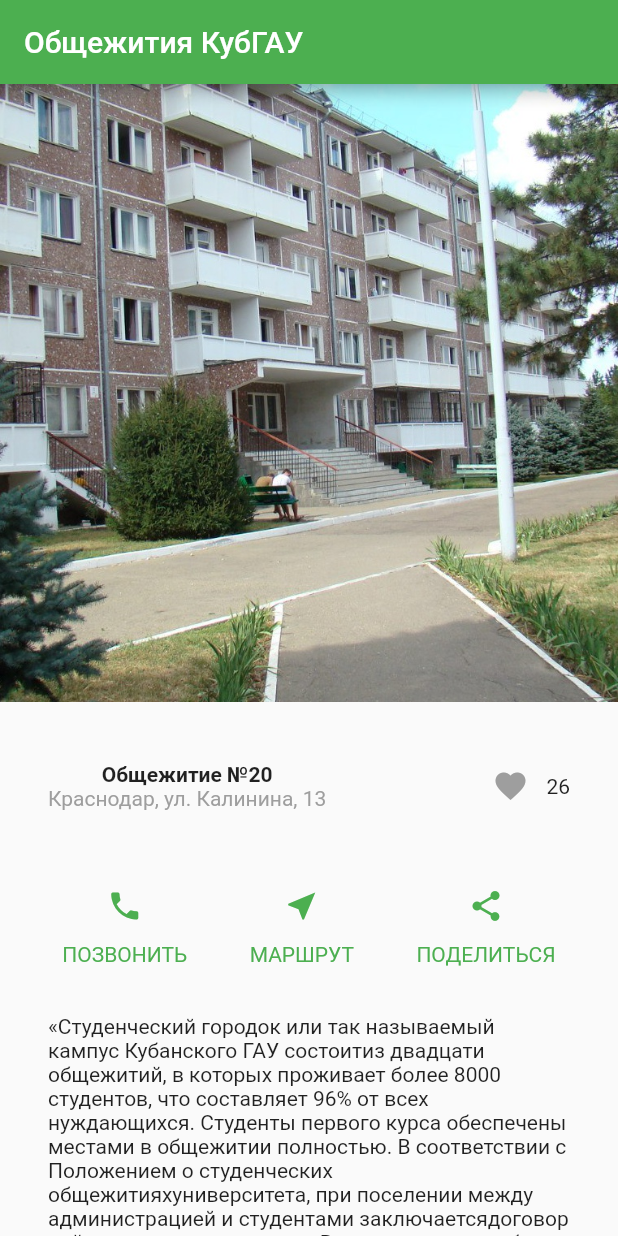
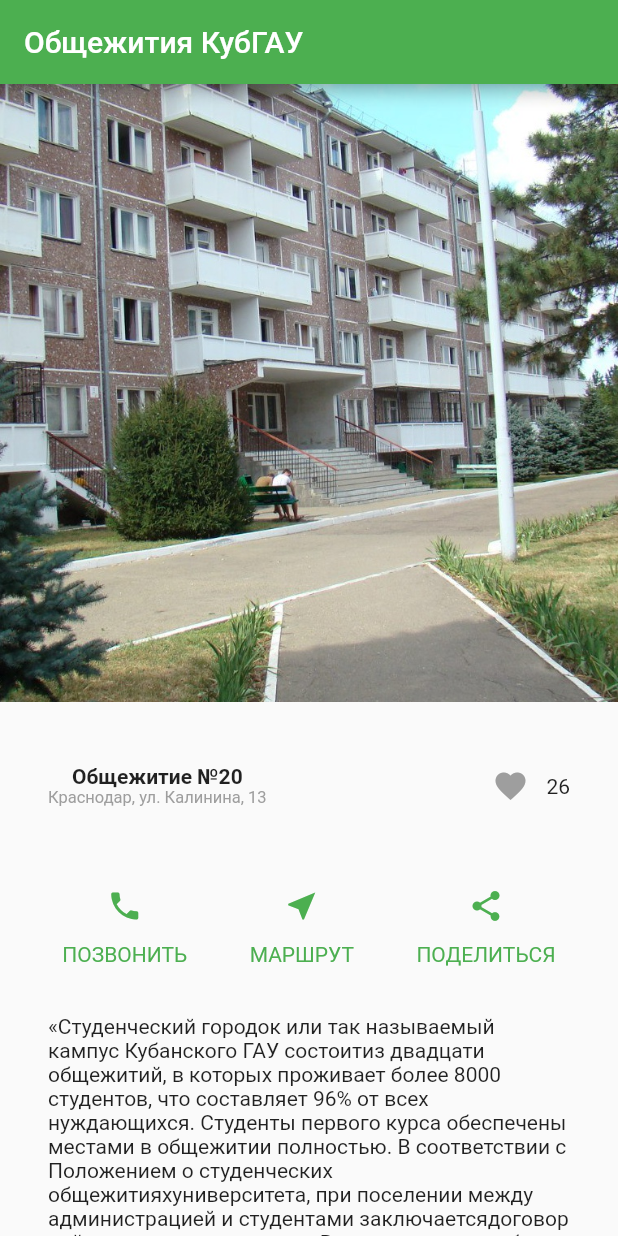
Before and after one commit to Rgl-RogueLike/PI2002Haritonov, a Flutter app: the screen it shows after launch, on a phone screen of 412 x 824 dp. Run offline on Flutter 3.47's test engine with Material 2 defaults, Android fonts, the phone set to English and light mode, and no system bars.

```diff
--- a/lib/main.dart
+++ b/lib/main.dart
@@ -58,15 +58,17 @@ void _onPressedLike() {
                       const Column(
                         children:[
                           Align(
-                            alignment: Alignment.centerLeft,
                             child: Text(
                               'Общежитие №20',
                               style: TextStyle(fontWeight: FontWeight.bold)
                             ),
                           ),
-                          Text(
-                            'Краснодар, ул. Калинина, 13',
-                            style: TextStyle(color: Colors.grey),
+                          Align(
+                            alignment: Alignment.bottomCenter,
+                            child: Text(
+                              'Краснодар, ул. Калинина, 13',
+                              style: TextStyle(color: Colors.grey, fontSize: 11),
+                            ),
                           ),
                         ],
                       ),
```
Also changed, not shown: 1 other file.
